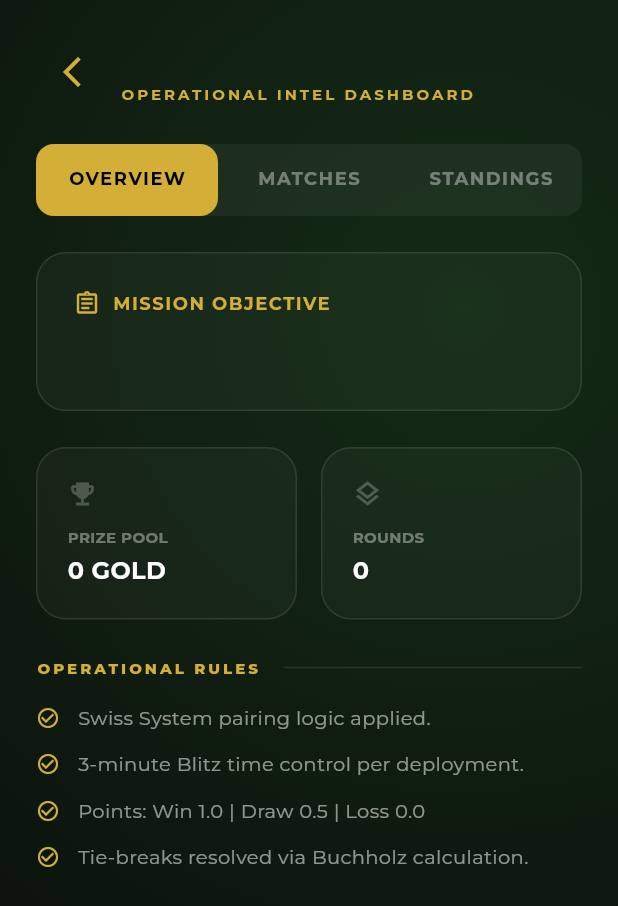
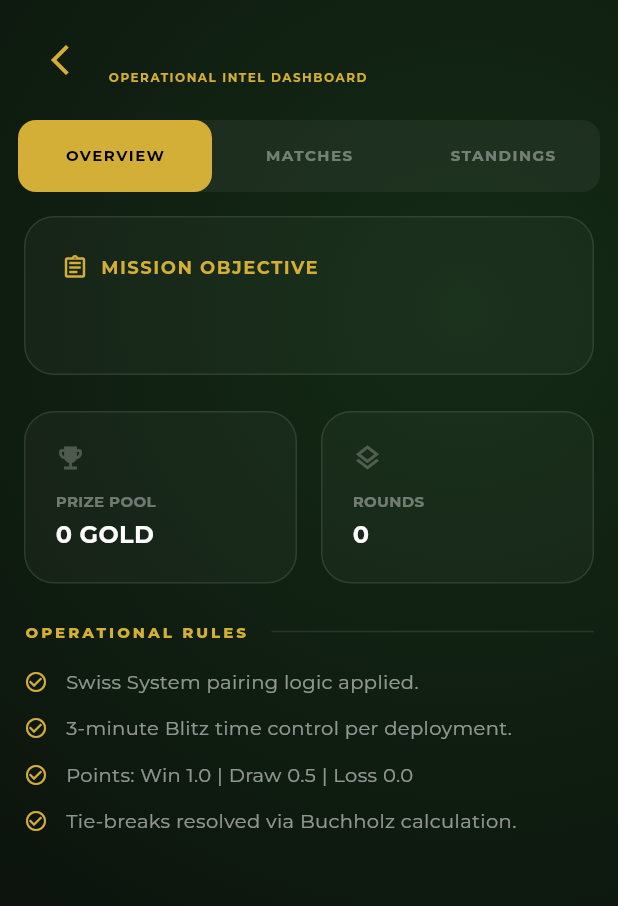
Before and after one commit to Ayanwebdev007/dynamo-chess, a Flutter app: the TournamentDetailScreen screen opened directly with empty values, on a phone screen of 412 x 824 dp. Shown: the top 906 px of the screen. Run offline on Flutter 3.47's test engine with Material 3 defaults, Android fonts, the phone set to English and light mode, and no system bars; our stand-ins replace audioplayers, firebase_auth, firebase_core, firebase_database, firebase_messaging, flutter_local_notifications and 2 more; missing offline and left inert: dart:html, dart:ui_web; accounts and stored records are empty.

Commit message:
style: make tournament detail and list screens mobile responsive, fix white background rendering issue on mobile platforms

```diff
--- a/lib/ui/tournament_detail_screen.dart
+++ b/lib/ui/tournament_detail_screen.dart
@@ -90,10 +90,17 @@ class _TournamentDetailScreenState extends State<TournamentDetailScreen> with Si
   Widget build(BuildContext context) {
     return Scaffold(
       backgroundColor: const Color(0xFF0A0E0A),
-      body: Stack(
-        children: [
-          _buildBackground(),
-          SafeArea(
+      body: Container(
+        width: double.infinity,
+        height: double.infinity,
+        decoration: const BoxDecoration(
+          gradient: RadialGradient(
+            center: Alignment(0.5, -0.5),
+            radius: 1.5,
+            colors: [Color(0xFF142B16), Color(0xFF0A0E0A)],
+          ),
+        ),
+        child: SafeArea(
           child: Column(
             children: [
               _buildHeader(),
@@ -140,7 +147,6 @@ class _TournamentDetailScreenState extends State<TournamentDetailScreen> with Si
             ],
           ),
         ),
-        ],
       ),
     );
   }
@@ -217,8 +223,10 @@ class _TournamentDetailScreenState extends State<TournamentDetailScreen> with Si
   }
 
   Widget _buildHeader() {
+    final screenWidth = MediaQuery.of(context).size.width;
+    final isMobile = screenWidth < 600;
     return Padding(
-      padding: const EdgeInsets.all(24.0),
+      padding: EdgeInsets.all(isMobile ? 16.0 : 24.0),
       child: Row(
         children: [
           IconButton(
@@ -233,19 +241,21 @@ class _TournamentDetailScreenState extends State<TournamentDetailScreen> with Si
                 Text(
                   widget.tournament.title,
                   style: GoogleFonts.cinzel(
-                    fontSize: 20,
+                    fontSize: isMobile ? 16 : 20,
                     fontWeight: FontWeight.bold,
                     color: Colors.white,
                     letterSpacing: 1.0,
                   ),
+                  maxLines: 2,
+                  overflow: TextOverflow.ellipsis,
                 ),
                 Text(
                   "OPERATIONAL INTEL DASHBOARD",
                   style: GoogleFonts.montserrat(
-                    fontSize: 10,
+                    fontSize: isMobile ? 8 : 10,
                     color: const Color(0xFFD4AF37),
                     fontWeight: FontWeight.bold,
-                    letterSpacing: 2.0,
+                    letterSpacing: isMobile ? 1.0 : 2.0,
                   ),
                 ),
               ],
@@ -257,8 +267,10 @@ class _TournamentDetailScreenState extends State<TournamentDetailScreen> with Si
   }
 
   Widget _buildTabBar() {
+    final screenWidth = MediaQuery.of(context).size.width;
+    final isMobile = screenWidth < 600;
     return Container(
-      margin: const EdgeInsets.symmetric(horizontal: 24),
+      margin: EdgeInsets.symmetric(horizontal: isMobile ? 12 : 24),
       decoration: BoxDecoration(
         color: Colors.white.withOpacity(0.05),
         borderRadius: BorderRadius.circular(12),
@@ -271,7 +283,7 @@ class _TournamentDetailScreenState extends State<TournamentDetailScreen> with Si
         ),
         labelColor: Colors.black,
         unselectedLabelColor: Colors.white38,
-        labelStyle: GoogleFonts.montserrat(fontWeight: FontWeight.bold, fontSize: 12, letterSpacing: 1.0),
+        labelStyle: GoogleFonts.montserrat(fontWeight: FontWeight.bold, fontSize: isMobile ? 10 : 12, letterSpacing: 1.0),
         indicatorSize: TabBarIndicatorSize.tab,
         dividerColor: Colors.transparent,
         tabs: const [
@@ -284,8 +296,10 @@ class _TournamentDetailScreenState extends State<TournamentDetailScreen> with Si
   }
 
   Widget _buildOverviewTab(Tournament t) {
+    final screenWidth = MediaQuery.of(context).size.width;
+    final isMobile = screenWidth < 600;
     return SingleChildScrollView(
-      padding: const EdgeInsets.all(24),
+      padding: EdgeInsets.all(isMobile ? 16 : 24),
       child: Column(
         crossAxisAlignment: CrossAxisAlignment.start,
         children: [
@@ -364,8 +378,11 @@ class _TournamentDetailScreenState extends State<TournamentDetailScreen> with Si
     final sortedRounds = List<TournamentRound>.from(t.rounds);
     sortedRounds.sort((a, b) => b.roundNumber.compareTo(a.roundNumber));
 
+    final screenWidth = MediaQuery.of(context).size.width;
+    final isMobile = screenWidth < 600;
+
     return ListView.builder(
-      padding: const EdgeInsets.all(24),
+      padding: EdgeInsets.all(isMobile ? 12 : 24),
       itemCount: sortedRounds.length,
       itemBuilder: (context, index) {
         final round = sortedRounds[index];
@@ -411,10 +428,12 @@ class _TournamentDetailScreenState extends State<TournamentDetailScreen> with Si
   Widget _buildMatchCard(TournamentMatch match, GameSettings settings, Tournament t) {
     final currentUserId = FirebaseAuth.instance.currentUser?.uid;
     final isMyMatch = match.whitePlayerId == currentUserId || match.blackPlayerId == currentUserId;
+    final screenWidth = MediaQuery.of(context).size.width;
+    final isMobile = screenWidth < 600;
 
     return Container(
       margin: const EdgeInsets.only(bottom: 16),
-      padding: const EdgeInsets.all(20),
+      padding: EdgeInsets.all(isMobile ? 12 : 20),
       decoration: BoxDecoration(
         color: isMyMatch ? const Color(0xFFD4AF37).withOpacity(0.1) : Colors.white.withOpacity(0.02),
         borderRadius: BorderRadius.circular(16),
@@ -643,9 +662,11 @@ class _TournamentDetailScreenState extends State<TournamentDetailScreen> with Si
   }
 
   Widget _buildVictoryBanner(TournamentParticipant winner) {
+    final screenWidth = MediaQuery.of(context).size.width;
+    final isMobile = screenWidth < 600;
     return Container(
-      margin: const EdgeInsets.all(24),
-      padding: const EdgeInsets.all(24),
+      margin: EdgeInsets.all(isMobile ? 12 : 24),
+      padding: EdgeInsets.all(isMobile ? 16 : 24),
       decoration: BoxDecoration(
         gradient: LinearGradient(
           colors: [
@@ -696,9 +717,11 @@ class _TournamentDetailScreenState extends State<TournamentDetailScreen> with Si
                   winner.name.toUpperCase(),
                   style: GoogleFonts.cinzel(
                     color: Colors.white,
-                    fontSize: 24,
+                    fontSize: isMobile ? 18 : 24,
                     fontWeight: FontWeight.bold,
                   ),
+                  maxLines: 2,
+                  overflow: TextOverflow.ellipsis,
                 ),
                 Text(
                   "Score: ${winner.score} | BH: ${winner.buchholz}",
@@ -713,8 +736,10 @@ class _TournamentDetailScreenState extends State<TournamentDetailScreen> with Si
   }
 
   Widget _buildStandingsHeader() {
+    final screenWidth = MediaQuery.of(context).size.width;
+    final isMobile = screenWidth < 600;
     return Padding(
-      padding: const EdgeInsets.symmetric(horizontal: 36, vertical: 16),
+      padding: EdgeInsets.symmetric(horizontal: isMobile ? 20 : 36, vertical: 16),
       child: Row(
         children: [
           SizedBox(width: 30, child: Text("RK", style: _standingHeaderStyle)),
```
Also changed, not shown: lib/main.dart (+13 -0 lines), lib/ui/tournament_list_screen.dart (+36 -18 lines). Lines whose indentation alone changed are shown as unchanged.
